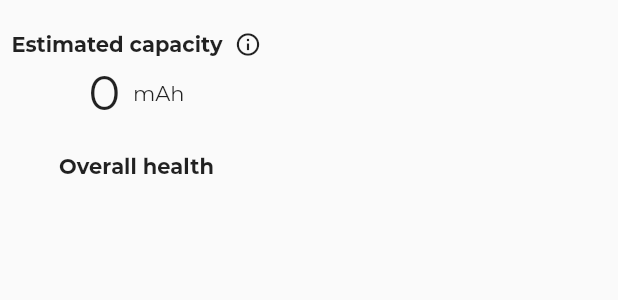
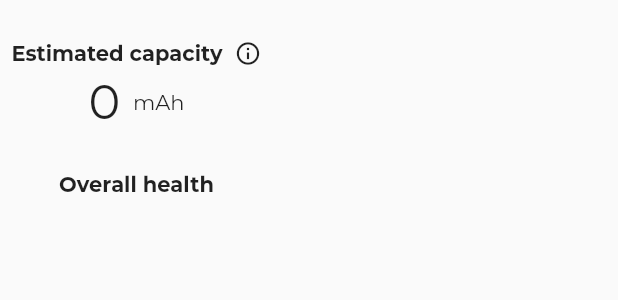
Before and after one commit to robjvan/battery_info, a Flutter app: the BatteryHealthWidget widget shown alone on an empty page, opened directly with empty values, on a phone screen of 412 x 824 dp. Shown: the top 300 px of the screen. Run offline on Flutter 3.47's test engine with Material 2 defaults, Android fonts, the phone set to English and light mode, and no system bars; our stand-ins replace syncfusion_flutter_gauges; missing offline and left inert: battery_info.

Commit message:
Fixed widget height

```diff
--- a/lib/widgets/battery_health_widget.dart
+++ b/lib/widgets/battery_health_widget.dart
@@ -28,7 +28,8 @@ class BatteryHealthWidget extends StatelessWidget {
 
     return Container(
       width: (_sw / 2) - 24,
-      height: (_sw / 2) - 24,
+      height: 200,
+      // height: (_sw / 2) - 24,
       child: Column(
         children: [
           Spacer(),
--- a/lib/widgets/battery_level_widget.dart
+++ b/lib/widgets/battery_level_widget.dart
@@ -19,7 +19,7 @@ class BatteryLevelWidget extends StatelessWidget {
 
     return Container(
       width: double.infinity,
-      height: (_sw / 2) - 24,
+      height: 200,
       child: Column(
         children: [
           SizedBox(height: 16),
--- a/lib/widgets/battery_status_widget.dart
+++ b/lib/widgets/battery_status_widget.dart
@@ -16,7 +16,7 @@ class BatteryStatusWidget extends StatelessWidget {
     // half-width container
     return Container(
       width: (_sw / 2) - 24,
-      height: (_sw / 2) - 24,
+      height: 200,
       child: Column(
         children: [
           SizedBox(height: 16),
```
